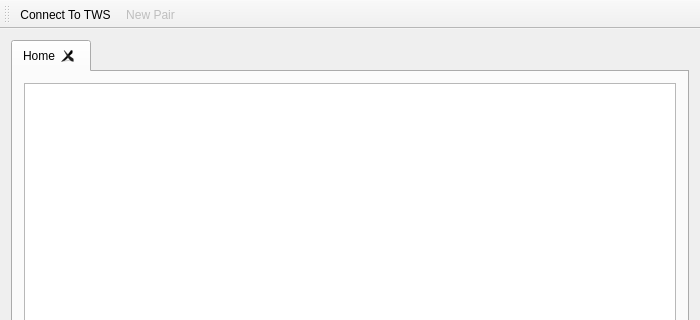
Above: mainwindow.ui from ProDataLab/nkny before the change; both pictures show x 0 to 700 and y 0 to 320 of the 700 by 500 pixel window. Below: the same form after it.
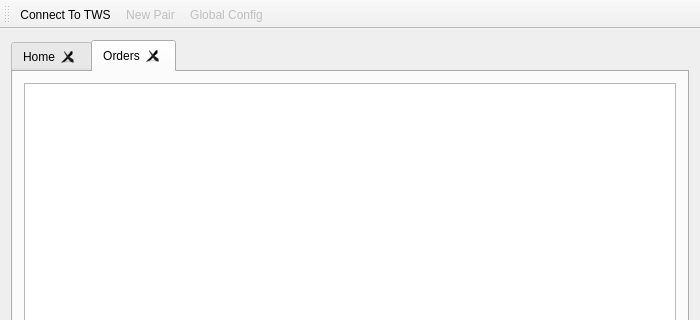
That is the form after the change. Custom widgets are drawn as their Qt base class.

```diff
--- a/mainwindow.ui
+++ b/mainwindow.ui
@@ -21,7 +21,7 @@
        <enum>QTabWidget::North</enum>
       </property>
       <property name="currentIndex">
-       <number>0</number>
+       <number>1</number>
       </property>
       <property name="tabsClosable">
        <bool>true</bool>
@@ -46,6 +46,16 @@
         </item>
        </layout>
       </widget>
+      <widget class="QWidget" name="ordersTab">
+       <attribute name="title">
+        <string>Orders</string>
+       </attribute>
+       <layout class="QVBoxLayout" name="verticalLayout_2">
+        <item>
+         <widget class="OrdersTableWidget" name="ordersTableWidget"/>
+        </item>
+       </layout>
+      </widget>
      </widget>
     </item>
    </layout>
@@ -69,6 +79,7 @@
    </attribute>
    <addaction name="actionConnect_To_TWS"/>
    <addaction name="action_New"/>
+   <addaction name="actionGlobal_Config"/>
   </widget>
   <widget class="QStatusBar" name="statusBar"/>
   <action name="action_New">
@@ -90,8 +101,23 @@
     <string>Connects to the TWS API server</string>
    </property>
   </action>
+  <action name="actionGlobal_Config">
+   <property name="enabled">
+    <bool>false</bool>
+   </property>
+   <property name="text">
+    <string>Global Config</string>
+   </property>
+  </action>
  </widget>
  <layoutdefault spacing="6" margin="11"/>
+ <customwidgets>
+  <customwidget>
+   <class>OrdersTableWidget</class>
+   <extends>QTableWidget</extends>
+   <header>orderstablewidget.h</header>
+  </customwidget>
+ </customwidgets>
  <resources/>
  <connections/>
 </ui>
```
